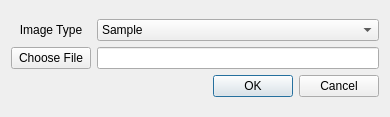
Qt form mantidimaging/gui/ui/add_to_dataset.ui (mantidproject/mantidimaging) before a commit.
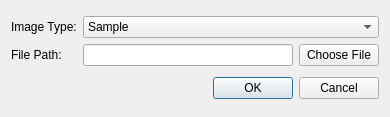
The same form after that commit.

Commit message: layout change and renaming

```diff
--- a/mantidimaging/gui/ui/add_to_dataset.ui
+++ b/mantidimaging/gui/ui/add_to_dataset.ui
@@ -19,15 +19,25 @@
      <item row="0" column="0">
       <widget class="QLabel" name="label">
        <property name="text">
-        <string>Image Type</string>
+        <string>Image Type:</string>
        </property>
        <property name="alignment">
-        <set>Qt::AlignCenter</set>
+        <set>Qt::AlignLeading|Qt::AlignLeft|Qt::AlignVCenter</set>
        </property>
       </widget>
      </item>
-     <item row="0" column="1">
-      <widget class="QComboBox" name="comboBox">
+     <item row="1" column="1">
+      <widget class="QLineEdit" name="filePathLineEdit"/>
+     </item>
+     <item row="1" column="2">
+      <widget class="QPushButton" name="chooseFileButton">
+       <property name="text">
+        <string>Choose File</string>
+       </property>
+      </widget>
+     </item>
+     <item row="0" column="1" colspan="2">
+      <widget class="QComboBox" name="imageTypeComboBox">
        <item>
         <property name="text">
          <string>Sample</string>
@@ -55,17 +65,16 @@
        </item>
       </widget>
      </item>
-     <item row="1" column="1">
-      <widget class="QLineEdit" name="lineEdit"/>
-     </item>
      <item row="1" column="0">
-      <widget class="QPushButton" name="pushButton">
+      <widget class="QLabel" name="filePathLabel">
        <property name="text">
-        <string>Choose File</string>
+        <string>File Path:</string>
        </property>
       </widget>
      </item>
-     <item row="2" column="1">
+    </layout>
+   </item>
+   <item row="1" column="0">
       <widget class="QDialogButtonBox" name="buttonBox">
        <property name="orientation">
         <enum>Qt::Horizontal</enum>
@@ -74,8 +83,6 @@
         <set>QDialogButtonBox::Cancel|QDialogButtonBox::Ok</set>
        </property>
       </widget>
-     </item>
-    </layout>
    </item>
   </layout>
  </widget>
```
Left out of the diff: 2 changed lines with no effect on the pictures. Lines whose indentation alone changed are shown as unchanged.
